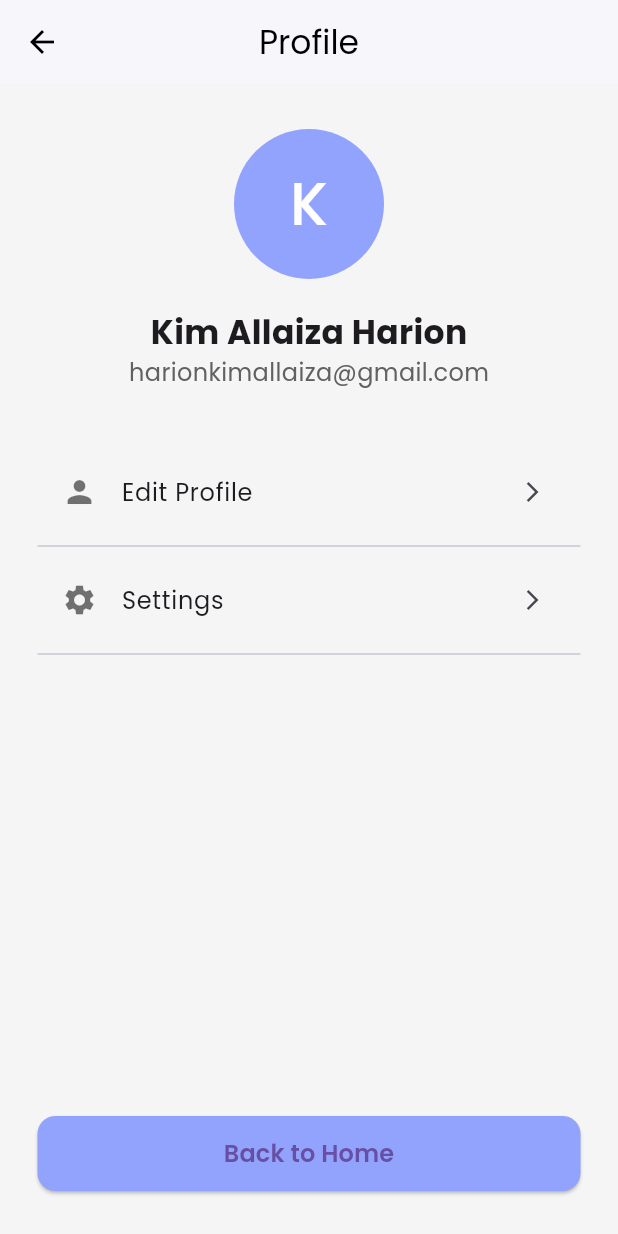
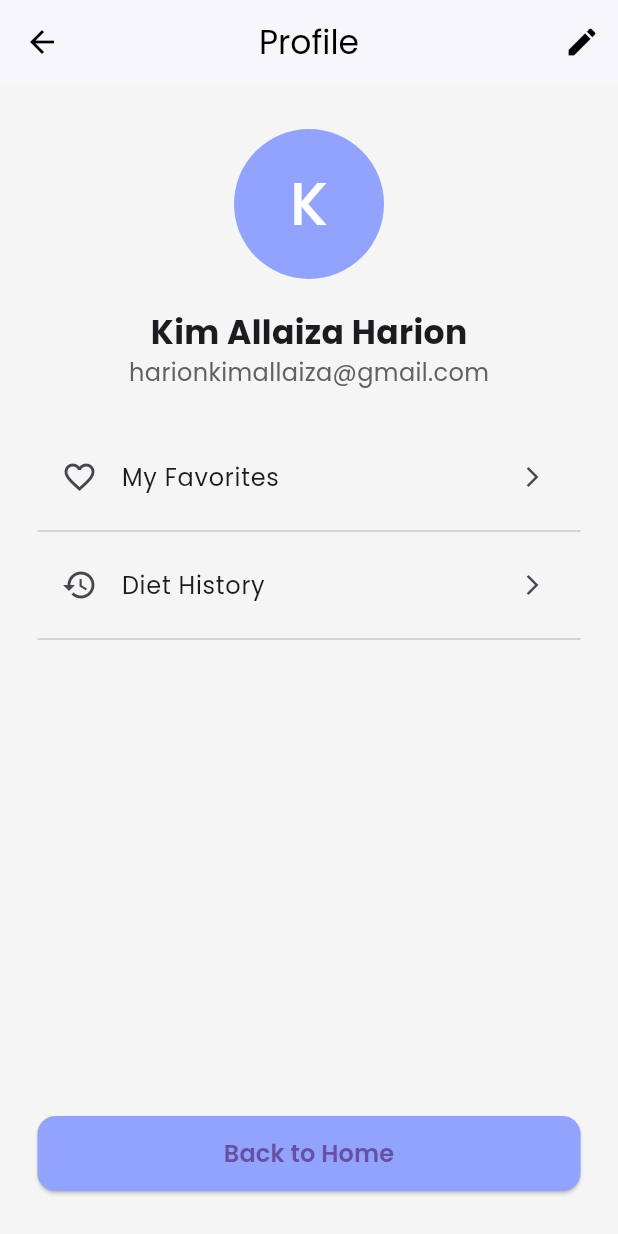
Before and after one commit to kimallaiza/flutter---harion, a Flutter app: the ProfilePage screen opened directly, on a phone screen of 412 x 824 dp. Run offline on Flutter 3.47's test engine with Material 3 defaults, Android fonts, the phone set to English and light mode, and no system bars; our stand-ins replace flutter_svg, image_picker.

Commit message:
updated commit

```diff
--- a/lib/pages/profilepage.dart
+++ b/lib/pages/profilepage.dart
@@ -1,8 +1,47 @@
 import 'package:flutter/material.dart';
+import 'package:image_picker/image_picker.dart';
+import 'dart:io';
 
-class ProfilePage extends StatelessWidget {
-  final String userName = "Kim Allaiza Harion";
-  final String userEmail = "harionkimallaiza@gmail.com";
+class ProfilePage extends StatefulWidget {
+  @override
+  _ProfilePageState createState() => _ProfilePageState();
+}
+
+class _ProfilePageState extends State<ProfilePage> {
+  String userName = "Kim Allaiza Harion";
+  String userEmail = "harionkimallaiza@gmail.com";
+  File? _profileImage;
+  final picker = ImagePicker();
+
+  final TextEditingController _nameController = TextEditingController();
+  final TextEditingController _emailController = TextEditingController();
+
+  bool _isEditing = false;
+
+  @override
+  void initState() {
+    super.initState();
+    _nameController.text = userName;
+    _emailController.text = userEmail;
+  }
+
+  Future<void> _pickImage() async {
+    final pickedFile = await picker.pickImage(source: ImageSource.gallery);
+
+    if (pickedFile != null) {
+      setState(() {
+        _profileImage = File(pickedFile.path);
+      });
+    }
+  }
+
+  void _saveProfile() {
+    setState(() {
+      userName = _nameController.text;
+      userEmail = _emailController.text;
+      _isEditing = false;
+    });
+  }
 
   @override
   Widget build(BuildContext context) {
@@ -14,39 +53,79 @@ class ProfilePage extends StatelessWidget {
         elevation: 1,
         iconTheme: IconThemeData(color: Colors.black),
         centerTitle: true,
+        actions: [
+          IconButton(
+            icon: Icon(_isEditing ? Icons.check : Icons.edit),
+            onPressed: () {
+              if (_isEditing) {
+                _saveProfile();
+              } else {
+                setState(() => _isEditing = true);
+              }
+            },
+          ),
+        ],
       ),
       body: Padding(
         padding: const EdgeInsets.symmetric(horizontal: 25, vertical: 30),
         child: Column(
           children: [
-            CircleAvatar(
+            GestureDetector(
+              onTap: _isEditing ? _pickImage : null,
+              child: CircleAvatar(
                 radius: 50,
                 backgroundColor: Color(0xFF92A3FD),
-              child: Text(
+                backgroundImage:
+                    _profileImage != null ? FileImage(_profileImage!) : null,
+                child:
+                    _profileImage == null
+                        ? Text(
                           userName[0],
                           style: TextStyle(fontSize: 40, color: Colors.white),
+                        )
+                        : null,
               ),
             ),
             const SizedBox(height: 20),
+            _isEditing
+                ? Column(
+                  children: [
+                    TextField(
+                      controller: _nameController,
+                      decoration: InputDecoration(labelText: "Name"),
+                    ),
+                    TextField(
+                      controller: _emailController,
+                      decoration: InputDecoration(labelText: "Email"),
+                    ),
+                  ],
+                )
+                : Column(
+                  children: [
                     Text(
                       userName,
-              style: TextStyle(fontSize: 22, fontWeight: FontWeight.bold),
+                      style: TextStyle(
+                        fontSize: 22,
+                        fontWeight: FontWeight.bold,
+                      ),
                     ),
                     Text(
                       userEmail,
                       style: TextStyle(color: Colors.grey[700], fontSize: 16),
                     ),
-            const SizedBox(height: 40),
+                  ],
+                ),
+            const SizedBox(height: 30),
             ListTile(
-              leading: Icon(Icons.person, color: Colors.black54),
-              title: Text('Edit Profile'),
+              leading: Icon(Icons.favorite_border),
+              title: Text("My Favorites"),
               trailing: Icon(Icons.arrow_forward_ios, size: 16),
               onTap: () {},
             ),
             Divider(),
             ListTile(
-              leading: Icon(Icons.settings, color: Colors.black54),
-              title: Text('Settings'),
+              leading: Icon(Icons.history),
+              title: Text("Diet History"),
               trailing: Icon(Icons.arrow_forward_ios, size: 16),
               onTap: () {},
             ),
--- a/pubspec.yaml
+++ b/pubspec.yaml
@@ -35,6 +35,7 @@ dependencies:
   # Use with the CupertinoIcons class for iOS style icons.
   cupertino_icons: ^1.0.8
   flutter_svg: ^1.1.6
+  image_picker: ^1.0.0
 
 dev_dependencies:
   flutter_test:
```
Also changed, not shown: pubspec.lock, 5 other files. Lines whose indentation alone changed are shown as unchanged.
